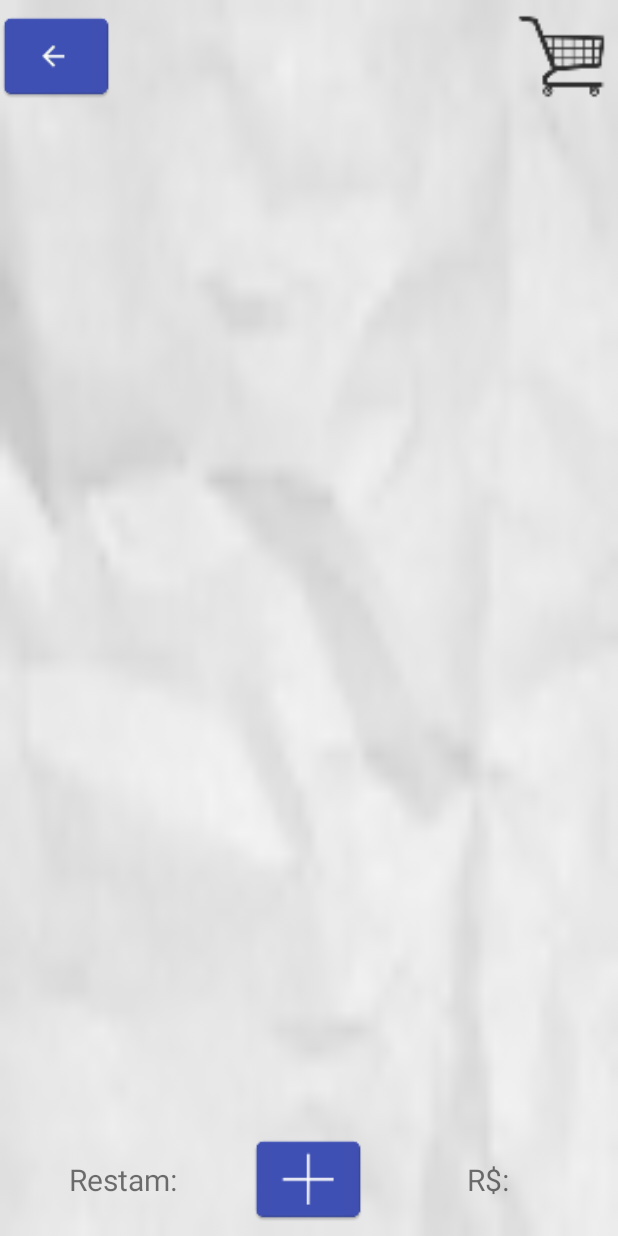
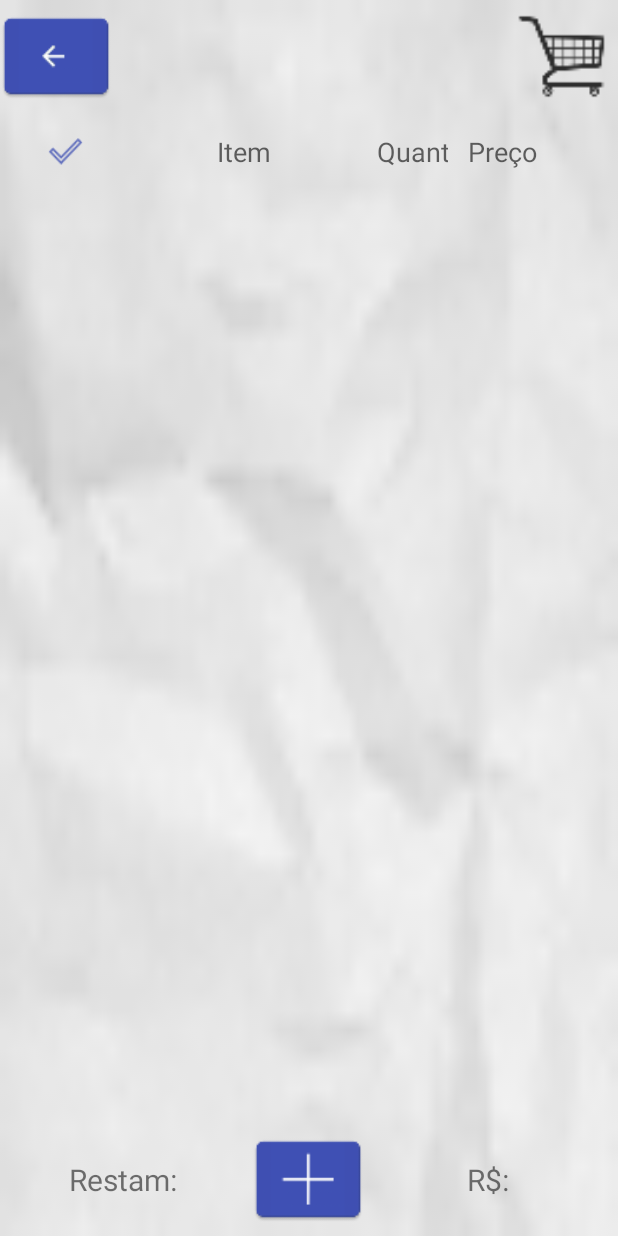
Before and after one commit to FlavioAirjan/ListaDeCompras, an Android app: the layout lista_compras.xml on its own in the app's theme, with its tools: preview values and no code run, on a phone screen of 412 x 824 dp. Run offline under Robolectric (Android 15) with nearby library versions, the phone set to English and light mode, and no system bars.

Commit message:
Adicionado cabeçalho da lista de compras.

```diff
--- /dev/null
+++ b/app/src/main/res/layout/lista_cabecalho.xml
@@ -0,0 +1,84 @@
+<?xml version="1.0" encoding="utf-8"?>
+<RelativeLayout xmlns:android="http://schemas.android.com/apk/res/android"
+    android:layout_width="fill_parent"
+    android:layout_height="wrap_content"
+    android:gravity="center"
+    android:padding="6dp"
+    android:background="@color/colorTransp"
+    >
+
+    <ImageView
+        android:background="@drawable/ic_check"
+        android:scaleY="1"
+        android:scaleX="0.5"
+        android:id="@+id/linearLayout1"
+        android:layout_width="75dp"
+        android:gravity="center"
+        android:layout_weight="0.08"
+        android:layout_height="40dp">
+    </ImageView>
+
+
+    <TextView
+        android:layout_marginLeft="75dp"
+        android:selectAllOnFocus="true"
+        android:id="@+id/nomeItem"
+        android:layout_width="fill_parent"
+        android:layout_height="40dp"
+        android:ellipsize="end"
+        android:paddingLeft="6dp"
+        android:paddingRight="6dp"
+        android:singleLine="true"
+        android:gravity="center"
+        android:textAppearance="?android:attr/textAppearanceMedium"
+        android:layout_alignParentTop="true"
+        android:layout_toStartOf="@+id/quantItem"
+        android:background="@android:color/transparent"
+        android:text="Item"/>
+
+
+    <TextView
+        android:id="@+id/precoItem"
+        android:inputType="numberDecimal"
+        android:layout_width="60dp"
+        android:selectAllOnFocus="true"
+        android:layout_height="40dp"
+        android:layout_weight="1"
+        android:ellipsize="end"
+        android:paddingLeft="6dp"
+        android:paddingRight="6dp"
+        android:singleLine="true"
+        android:gravity="center"
+        android:textAppearance="?android:attr/textAppearanceMedium"
+        android:layout_alignParentTop="true"
+        android:layout_toStartOf="@+id/btn_menos"
+        android:text="Preço"
+        android:background="@android:color/transparent"/>
+
+    <TextView
+        android:inputType="number"
+        android:id="@+id/quantItem"
+        android:layout_width="60dp"
+        android:layout_height="40dp"
+        android:layout_weight="1"
+        android:ellipsize="end"
+        android:paddingLeft="6dp"
+        android:paddingRight="6dp"
+        android:singleLine="true"
+        android:gravity="center"
+        android:text="Quant"
+        android:textAppearance="?android:attr/textAppearanceMedium"
+        android:background="@android:color/transparent"
+        android:layout_alignParentTop="true"
+        android:layout_toStartOf="@+id/precoItem" />
+
+
+    <TextView
+        android:id="@+id/btn_menos"
+        android:layout_width="41dp"
+        android:layout_height="40dp"
+        android:gravity="center"
+        android:layout_centerVertical="true"
+        android:layout_alignParentEnd="true" />
+
+</RelativeLayout>
--- a/app/src/main/res/layout/lista_compras.xml
+++ b/app/src/main/res/layout/lista_compras.xml
@@ -98,7 +98,19 @@
         android:layout_marginLeft="0dp"
         android:layout_gravity="right|center_vertical"
         android:layout_above="@+id/add_item_button"
-        android:layout_below="@+id/menu_inicial"></ListView>
+        android:layout_below="@+id/include"
+        android:layout_alignParentEnd="true"
+        android:layout_alignParentStart="true"></ListView>
+
+    <include layout="@layout/lista_cabecalho"
+        android:layout_width="fill_parent"
+        android:layout_height="wrap_content"
+        android:id="@+id/include"
+        android:layout_below="@+id/menu_inicial"
+        android:layout_alignParentEnd="true"
+        android:layout_alignParentStart="true" />
+
+
 
     <Button
         android:id="@+id/add_item_button"
@@ -129,12 +141,12 @@
         android:textSize="36sp"
         android:layout_marginLeft="0dp"
         android:layout_gravity="right|top"
-        android:layout_above="@+id/list_itens"
-        android:layout_centerHorizontal="true"
         android:imeOptions="actionDone"
         android:selectAllOnFocus="true"
         android:inputType="textPersonName"
-        android:background="@android:color/transparent">
+        android:background="@android:color/transparent"
+        android:layout_alignParentTop="true"
+        android:layout_centerHorizontal="true">
     </EditText>
 
     <ImageView android:layout_width="75dp"
```
Also changed, not shown: app/src/main/res/drawable-hdpi/ic_check.png (added), app/src/main/res/drawable-mdpi/ic_check.png (added), app/src/main/res/drawable-xhdpi/ic_check.png (added), app/src/main/res/drawable-xxhdpi/ic_check.png (added).
